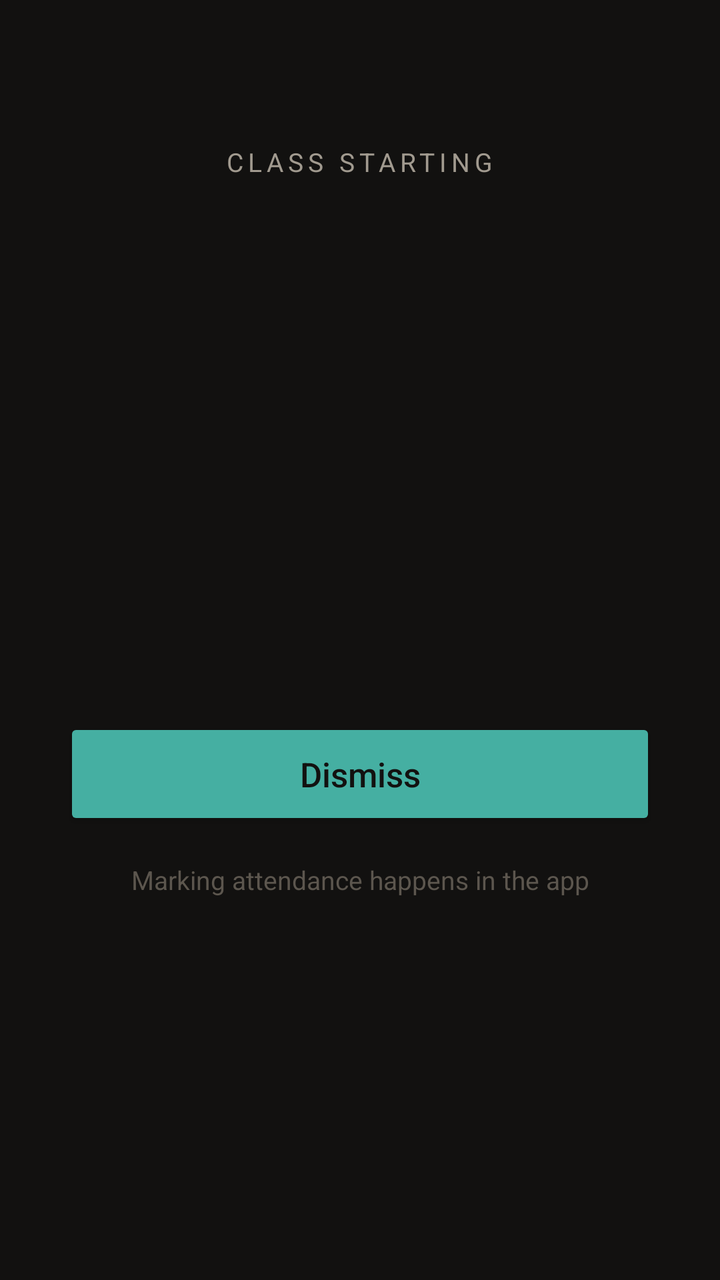
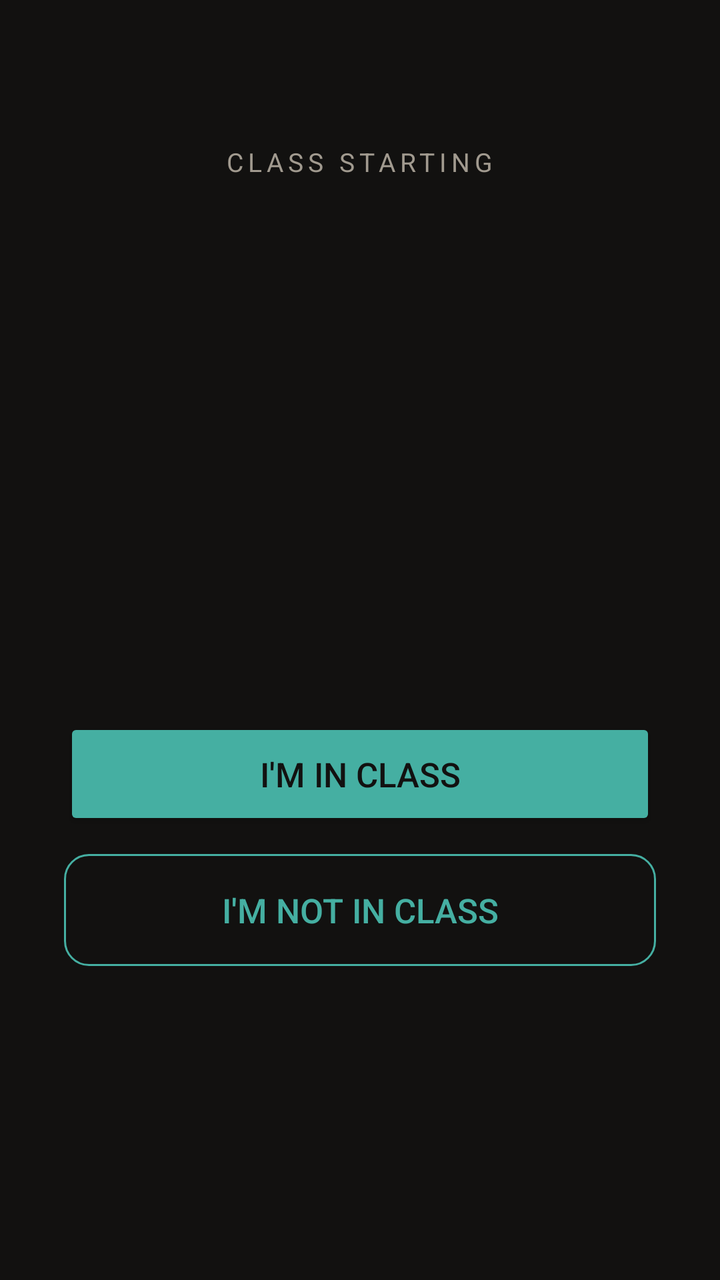

The first picture is an Android layout as it rendered before a commit; the second is the same layout after the commit. The layout source and the unified diff follow.
<!-- AndroidManifest.xml: activity theme Theme.ClassAlarm -->
<!-- res/layout/activity_class_alarm.xml -->
<?xml version="1.0" encoding="utf-8"?>
<ScrollView xmlns:android="http://schemas.android.com/apk/res/android"
    android:layout_width="match_parent"
    android:layout_height="match_parent"
    android:background="#121110"
    android:fillViewport="true">

    <LinearLayout
        android:layout_width="match_parent"
        android:layout_height="wrap_content"
        android:gravity="center_horizontal"
        android:orientation="vertical"
        android:paddingLeft="32dp"
        android:paddingRight="32dp"
        android:paddingTop="72dp"
        android:paddingBottom="48dp">

        <TextView
            android:id="@+id/alarm_test_badge"
            android:layout_width="wrap_content"
            android:layout_height="wrap_content"
            android:layout_marginBottom="16dp"
            android:background="@drawable/alarm_test_badge"
            android:paddingLeft="12dp"
            android:paddingRight="12dp"
            android:paddingTop="6dp"
            android:paddingBottom="6dp"
            android:text="TEST ALARM"
            android:textColor="#6FC7BC"
            android:textSize="12sp"
            android:letterSpacing="0.12"
            android:visibility="gone" />

        <TextView
            android:layout_width="wrap_content"
            android:layout_height="wrap_content"
            android:text="CLASS STARTING"
            android:textColor="#A19A8F"
            android:textSize="13sp"
            android:letterSpacing="0.18" />

        <TextView
            android:id="@+id/alarm_subject"
            android:layout_width="match_parent"
            android:layout_height="wrap_content"
            android:layout_marginTop="20dp"
            android:gravity="center_horizontal"
            android:textColor="#FFFFFF"
            android:textSize="30sp"
            android:lineSpacingExtra="4dp" />

        <TextView
            android:id="@+id/alarm_course_code"
            android:layout_width="match_parent"
            android:layout_height="wrap_content"
            android:layout_marginTop="12dp"
            android:gravity="center_horizontal"
            android:textColor="#45AFA2"
            android:textSize="17sp"
            android:letterSpacing="0.06" />

        <TextView
            android:id="@+id/alarm_time"
            android:layout_width="match_parent"
            android:layout_height="wrap_content"
            android:layout_marginTop="28dp"
            android:gravity="center_horizontal"
            android:textColor="#FFFFFF"
            android:textSize="20sp" />

        <TextView
            android:id="@+id/alarm_room"
            android:layout_width="match_parent"
            android:layout_height="wrap_content"
            android:layout_marginTop="12dp"
            android:gravity="center_horizontal"
            android:textColor="#A19A8F"
            android:textSize="17sp" />

        <TextView
            android:id="@+id/alarm_instructor"
            android:layout_width="match_parent"
            android:layout_height="wrap_content"
            android:layout_marginTop="6dp"
            android:gravity="center_horizontal"
            android:textColor="#A19A8F"
            android:textSize="17sp" />

        <Button
            android:id="@+id/alarm_dismiss"
            android:layout_width="match_parent"
            android:layout_height="wrap_content"
            android:layout_marginTop="56dp"
            android:minHeight="56dp"
            android:backgroundTint="#45AFA2"
            android:text="Dismiss"
            android:textAllCaps="false"
            android:textColor="#121110"
            android:textSize="17sp" />

        <TextView
            android:layout_width="match_parent"
            android:layout_height="wrap_content"
            android:layout_marginTop="16dp"
            android:gravity="center_horizontal"
            android:text="Marking attendance happens in the app"
            android:textColor="#5C564E"
            android:textSize="13sp" />

    </LinearLayout>
</ScrollView>
<!-- resources referenced by this layout -->
<resources>
  <!-- drawable alarm_test_badge (drawable) -->
  <shape xmlns:android="http://schemas.android.com/apk/res/android"
      android:shape="rectangle">
      <corners android:radius="999dp" />
      <stroke
          android:width="1dp"
          android:color="#6FC7BC" />
      <solid android:color="#00000000" />
  </shape>
  <style name="Theme.ClassAlarm" parent="Theme.AppCompat.NoActionBar">
          <item name="android:windowBackground">#121110</item>
          <item name="android:windowNoTitle">true</item>
      </style>
</resources>

<!-- the commit's change to res/layout/activity_class_alarm.xml (unified diff, before → after) -->
@@ -86,26 +86,120 @@
             android:textColor="#A19A8F"
             android:textSize="17sp" />
 
-        <Button
-            android:id="@+id/alarm_dismiss"
+        <LinearLayout
+            android:id="@+id/alarm_actions"
             android:layout_width="match_parent"
             android:layout_height="wrap_content"
             android:layout_marginTop="56dp"
-            android:minHeight="56dp"
-            android:backgroundTint="#45AFA2"
-            android:text="Dismiss"
-            android:textAllCaps="false"
-            android:textColor="#121110"
-            android:textSize="17sp" />
-
-        <TextView
-            android:layout_width="match_parent"
-            android:layout_height="wrap_content"
-            android:layout_marginTop="16dp"
-            android:gravity="center_horizontal"
-            android:text="Marking attendance happens in the app"
-            android:textColor="#5C564E"
-            android:textSize="13sp" />
+            android:orientation="vertical">
+
+            <Button
+                android:id="@+id/alarm_in_class"
+                android:layout_width="match_parent"
+                android:layout_height="wrap_content"
+                android:minHeight="56dp"
+                android:backgroundTint="#45AFA2"
+                android:text="I'M IN CLASS"
+                android:textAllCaps="false"
+                android:textColor="#121110"
+                android:textSize="17sp" />
+
+            <Button
+                android:id="@+id/alarm_not_in_class"
+                android:layout_width="match_parent"
+                android:layout_height="wrap_content"
+                android:layout_marginTop="12dp"
+                android:minHeight="56dp"
+                android:background="@drawable/alarm_outline_button"
+                android:text="I'M NOT IN CLASS"
+                android:textAllCaps="false"
+                android:textColor="#45AFA2"
+                android:textSize="17sp" />
+
+        </LinearLayout>
+
+        <LinearLayout
+            android:id="@+id/reason_container"
+            android:layout_width="match_parent"
+            android:layout_height="wrap_content"
+            android:layout_marginTop="40dp"
+            android:orientation="vertical"
+            android:visibility="gone">
+
+            <TextView
+                android:layout_width="match_parent"
+                android:layout_height="wrap_content"
+                android:gravity="center_horizontal"
+                android:text="WHY DID YOU MISS IT?"
+                android:textColor="#A19A8F"
+                android:textSize="13sp"
+                android:letterSpacing="0.18" />
+
+            <TextView
+                android:id="@+id/reason_context"
+                android:layout_width="match_parent"
+                android:layout_height="wrap_content"
+                android:layout_marginTop="8dp"
+                android:gravity="center_horizontal"
+                android:textColor="#FFFFFF"
+                android:textSize="17sp" />
+
+            <RadioGroup
+                android:id="@+id/reason_group"
+                android:layout_width="match_parent"
+                android:layout_height="wrap_content"
+                android:layout_marginTop="20dp"
+                android:orientation="vertical" />
+
+            <EditText
+                android:id="@+id/reason_custom"
+                android:layout_width="match_parent"
+                android:layout_height="wrap_content"
+                android:layout_marginTop="12dp"
+                android:hint="Custom reason (optional)"
+                android:textColor="#FFFFFF"
+                android:textColorHint="#5C564E"
+                android:textSize="16sp"
+                android:inputType="textCapSentences"
+                android:maxLines="3"
+                android:visibility="gone" />
+
+            <TextView
+                android:id="@+id/reason_error"
+                android:layout_width="match_parent"
+                android:layout_height="wrap_content"
+                android:layout_marginTop="8dp"
+                android:gravity="center_horizontal"
+                android:text="Choose a reason to submit"
+                android:textColor="#CC5544"
+                android:textSize="14sp"
+                android:visibility="gone" />
+
+            <Button
+                android:id="@+id/reason_submit"
+                android:layout_width="match_parent"
+                android:layout_height="wrap_content"
+                android:layout_marginTop="20dp"
+                android:minHeight="56dp"
+                android:backgroundTint="#45AFA2"
+                android:text="Submit"
+                android:textAllCaps="false"
+                android:textColor="#121110"
+                android:textSize="17sp" />
+
+            <Button
+                android:id="@+id/reason_cancel"
+                android:layout_width="match_parent"
+                android:layout_height="wrap_content"
+                android:layout_marginTop="12dp"
+                android:minHeight="56dp"
+                android:background="@drawable/alarm_outline_button"
+                android:text="Cancel"
+                android:textAllCaps="false"
+                android:textColor="#45AFA2"
+                android:textSize="17sp" />
+
+        </LinearLayout>
 
     </LinearLayout>
 </ScrollView>
<!-- resource entries referenced after the edit -->
@@ -1,5 +1,14 @@
 <!-- resources referenced by this layout -->
 <resources>
+  <!-- drawable alarm_outline_button (drawable) -->
+  <shape xmlns:android="http://schemas.android.com/apk/res/android"
+      android:shape="rectangle">
+      <corners android:radius="12dp" />
+      <stroke
+          android:width="1dp"
+          android:color="#45AFA2" />
+      <solid android:color="#00000000" />
+  </shape>
   <!-- drawable alarm_test_badge (drawable) -->
   <shape xmlns:android="http://schemas.android.com/apk/res/android"
       android:shape="rectangle">
